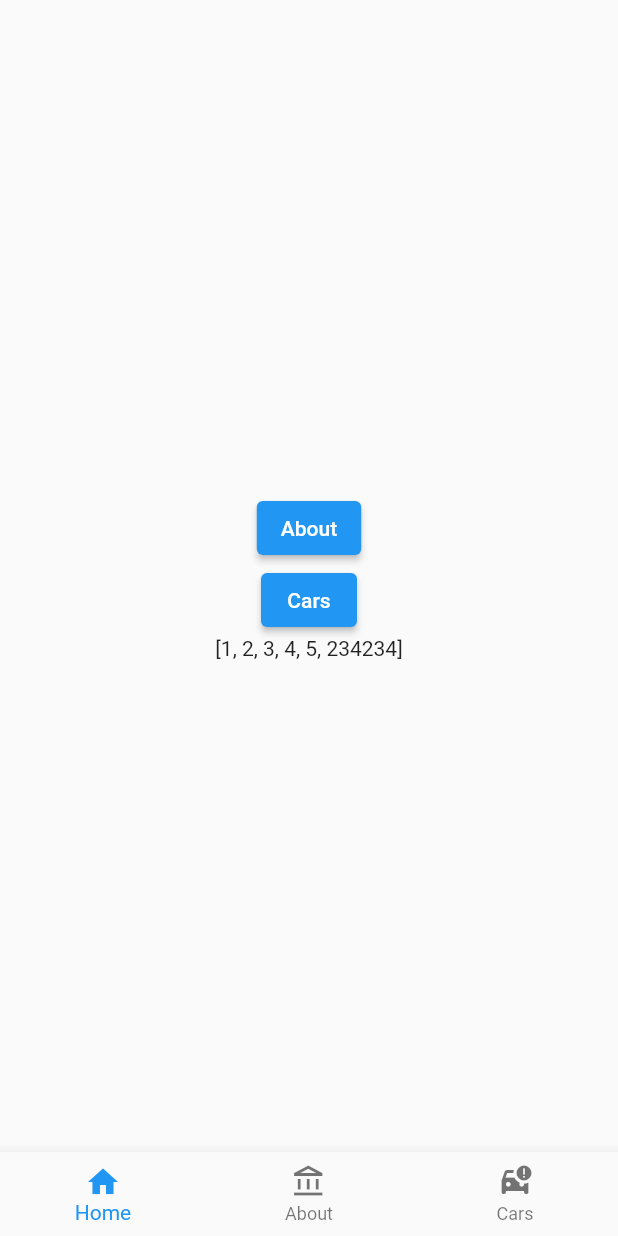
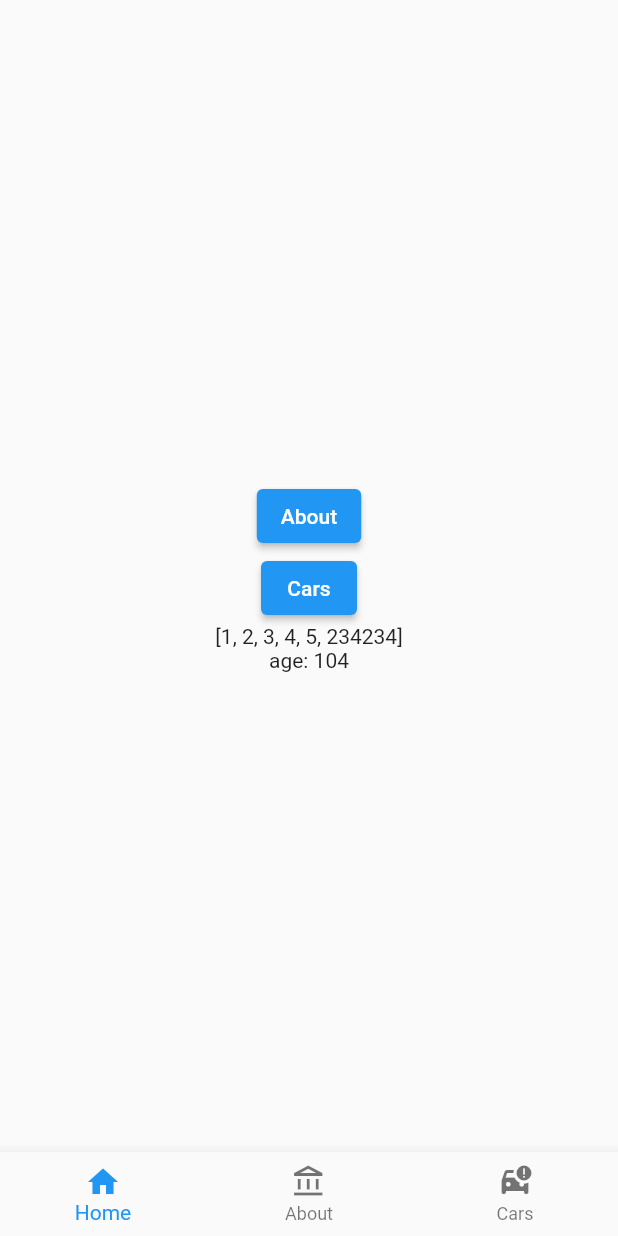
Before and after one commit to TheUltimateOptimist/file_router, a Flutter app: the screen it shows after launch, on a phone screen of 412 x 824 dp. Run offline on Flutter 3.47's test engine with Material 2 defaults, Android fonts, the phone set to English and light mode, and no system bars; our stand-ins replace go_router.

Commit message:
updated example

```diff
--- a/examples/ex1/lib/main.dart
+++ b/examples/ex1/lib/main.dart
@@ -10,18 +10,20 @@
 
   final fileRouter = FileRouter(
     routerData,
-    initialRoute: const HomePageRoute(age: 4),
+    initialRoute: const HomePageRoute(age: 104),
   );
 
   @override
   Widget build(BuildContext context) {
-    print(routerData.errorBuilder);
-    return MaterialApp.router(
-      title: 'Flutter Demo',
-      theme: ThemeData(
-        primarySwatch: Colors.blue,
+    return FileRouterProvider(
+      fileRouter.initialRoute,
+      child: MaterialApp.router(
+        title: 'Flutter Demo',
+        theme: ThemeData(
+          primarySwatch: Colors.blue,
+        ),
+        routerConfig: fileRouter,
       ),
-      routerConfig: fileRouter,
     );
   }
 }
--- a/examples/ex1/lib/routes/{RootShell}/+%/+HomePage.dart
+++ b/examples/ex1/lib/routes/{RootShell}/+%/+HomePage.dart
@@ -34,6 +34,7 @@
               },
             ),
             Text(route.numbers.toString()),
+            Text("age: ${route.age}"),
           ],
         ),
       ),
--- a/examples/ex1/lib/routes/{RootShell}/+%/+cars/+CarsPage.dart
+++ b/examples/ex1/lib/routes/{RootShell}/+%/+cars/+CarsPage.dart
@@ -26,9 +26,10 @@
             ElevatedButton(
               child: const Text("HOmepage"),
               onPressed: () {
-                context.goRoute(const HomePageRoute(age: 3));
+                context.pop();
               },
             ),
+            Text(route.age.toString()),
           ],
         ),
       ),
--- a/examples/ex1/lib/routes/{RootShell}/+%/+cars/[int;carId]/+CarPage.dart
+++ b/examples/ex1/lib/routes/{RootShell}/+%/+cars/[int;carId]/+CarPage.dart
@@ -6,9 +6,9 @@
 
   @override
   Widget build(BuildContext context) {
-    if (route.carId == 1) {
-      throw Exception("test exception");
-    }
+    // if (route.carId == 1) {
+    //   throw Exception("test exception");
+    // }
     return Scaffold(
       body: Center(
         child: Column(
```
Also changed, not shown: examples/ex1/lib/file_router.dart (+29 -24 lines).
